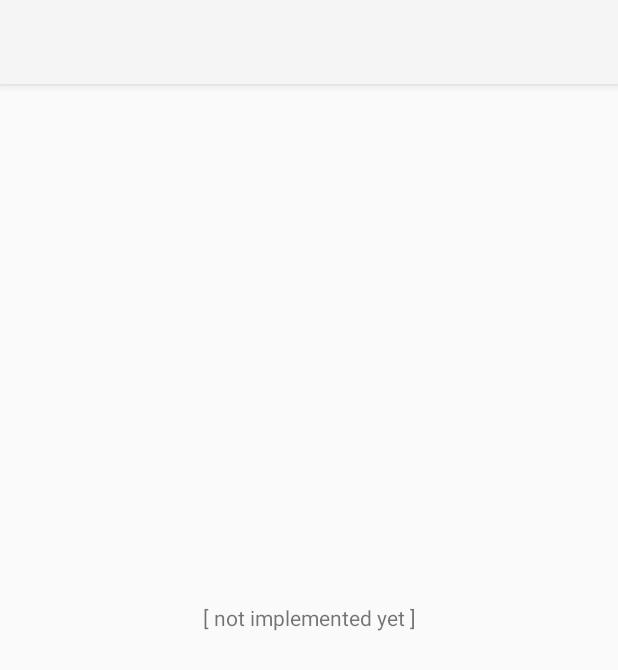
After one commit to Franjoo/zt_anphsop, an Android app: the layout bike_chats.xml on its own in the app's theme, with its tools: preview values and no code run, on a phone screen of 412 x 824 dp. The commit adds this screen. Shown: the top 670 px of the screen. Run offline under Robolectric (Android 15) with nearby library versions, the phone set to English and light mode, and no system bars.

Commit message:
add dummy layout, add chats Activity

```diff
--- a/app/src/main/AndroidManifest.xml
+++ b/app/src/main/AndroidManifest.xml
@@ -9,15 +9,6 @@
         android:roundIcon="@mipmap/ic_launcher_round"
         android:supportsRtl="true"
         android:theme="@style/Theme.AppCompat.Light.NoActionBar">
-        <activity
-            android:name="pu.zajhhaptaueuh.ztanphsop.MainActivity"
-            android:label="@string/app_name">
-            <!--<intent-filter>-->
-                <!--<action android:name="android.intent.action.MAIN" />-->
-                <!--<category android:name="android.intent.category.LAUNCHER" />-->
-            <!--</intent-filter>-->
-        </activity>
-
 
         <activity
             android:name="pu.zajhhaptaueuh.ztanphsop.BikeDetailActivity"
--- a/app/src/main/java/pu/zajhhaptaueuh/ztanphsop/BikeDetailActivity.kt
+++ b/app/src/main/java/pu/zajhhaptaueuh/ztanphsop/BikeDetailActivity.kt
@@ -1,7 +1,6 @@
 package pu.zajhhaptaueuh.ztanphsop
 
 import android.graphics.PorterDuff
-import android.nfc.Tag
 import android.os.Bundle
 import android.support.v4.content.res.ResourcesCompat
 import android.support.v7.app.AppCompatActivity
--- /dev/null
+++ b/app/src/main/java/pu/zajhhaptaueuh/ztanphsop/ChatsActivity.kt
@@ -0,0 +1,17 @@
+package pu.zajhhaptaueuh.ztanphsop
+
+import android.os.Bundle
+import android.support.v7.app.AppCompatActivity
+
+/* Copyright (C) million hunters GmbH - All Rights Reserved
+ * Unauthorized copying of this file, via any medium is strictly prohibited
+ * Proprietary and confidential.
+ * Created by Franz Benthin <franz.benthin@fahrradjaeger.de>, 12 2017
+ */
+
+class ChatsActivity : AppCompatActivity() {
+    override fun onCreate(savedInstanceState: Bundle?) {
+        super.onCreate(savedInstanceState)
+        setContentView(R.layout.bike_chats)
+    }
+}
--- /dev/null
+++ b/app/src/main/res/layout/bike_chats.xml
@@ -0,0 +1,19 @@
+<?xml version="1.0" encoding="utf-8"?>
+<FrameLayout xmlns:android="http://schemas.android.com/apk/res/android"
+    xmlns:app="http://schemas.android.com/apk/res-auto"
+    android:layout_width="match_parent"
+    android:layout_height="match_parent">
+
+    <android.support.v7.widget.Toolbar
+        android:id="@+id/my_toolbar"
+        android:layout_width="match_parent"
+        android:layout_height="?attr/actionBarSize"
+        android:background="?attr/colorPrimary"
+        android:elevation="4dp"
+        android:theme="@style/Theme.AppCompat.Light.NoActionBar"
+        app:popupTheme="@style/ThemeOverlay.AppCompat.Light" />
+
+    <include
+        layout="@layout/not_implemented_yet_layout"/>
+
+</FrameLayout>
--- /dev/null
+++ b/app/src/main/res/layout/not_implemented_yet_layout.xml
@@ -0,0 +1,12 @@
+<?xml version="1.0" encoding="utf-8"?>
+<RelativeLayout xmlns:android="http://schemas.android.com/apk/res/android"
+    android:layout_width="match_parent"
+    android:layout_height="match_parent">
+
+    <TextView
+        android:layout_width="match_parent"
+        android:layout_height="match_parent"
+        android:gravity="center"
+        android:text="@string/not_implemented_yet" />
+
+</RelativeLayout>
--- a/app/src/main/res/values/strings.xml
+++ b/app/src/main/res/values/strings.xml
@@ -17,5 +17,6 @@
 
     <string name="chats">Chats</string>
     <string name="chats_sub">Chats to this bike</string>
+    <string name="not_implemented_yet">[ not implemented yet ]</string>
 
 </resources>
```
